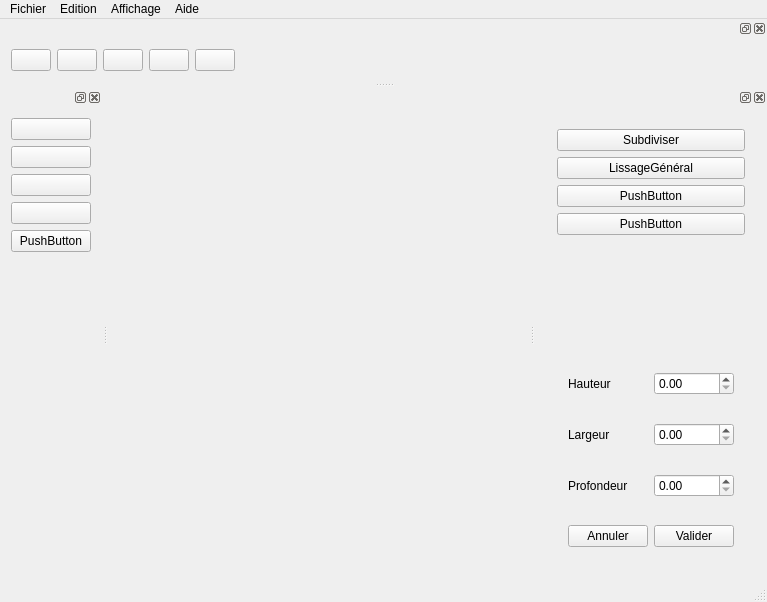
Qt form src/gui/mainWindow.ui (slvrgauthier/OpenSculpt) before a commit.
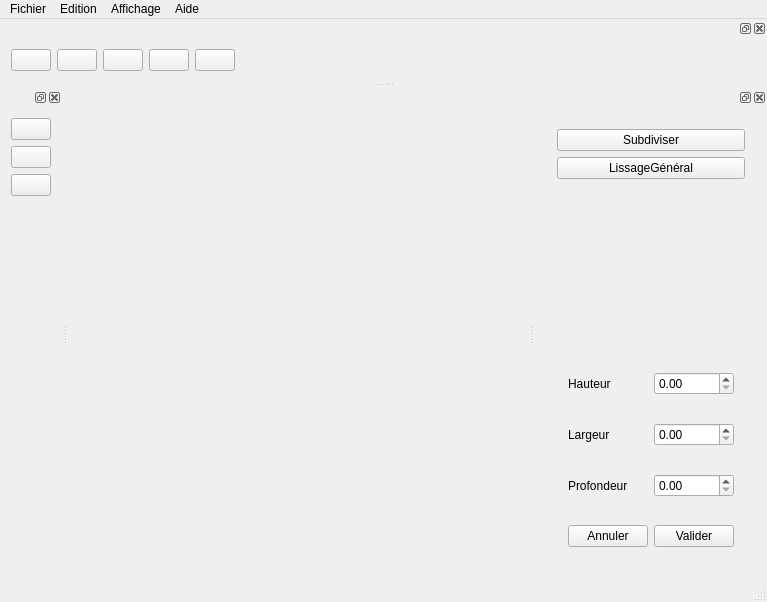
The same form after that commit. Icons and pictures are not drawn. Custom widgets are drawn as their Qt base class.

Commit message: Nettoyage de l'interface pour la réunion

```diff
--- a/src/gui/mainWindow.ui
+++ b/src/gui/mainWindow.ui
@@ -100,20 +100,6 @@
           </property>
          </widget>
         </item>
-        <item>
-         <widget class="QPushButton" name="pushButton_4">
-          <property name="text">
-           <string>PushButton</string>
-          </property>
-         </widget>
-        </item>
-        <item>
-         <widget class="QPushButton" name="pushButton_5">
-          <property name="text">
-           <string>PushButton</string>
-          </property>
-         </widget>
-        </item>
         <item>
          <spacer name="verticalSpacer">
           <property name="orientation">
@@ -244,20 +230,6 @@
        </property>
       </widget>
      </item>
-     <item>
-      <widget class="QPushButton" name="redo">
-       <property name="text">
-        <string/>
-       </property>
-       <property name="icon">
-        <iconset resource="../data/ressources.qrc">
-         <normaloff>:/icons/symbole-de-rotation-a-droite_318-9143.jpg</normaloff>:/icons/symbole-de-rotation-a-droite_318-9143.jpg</iconset>
-       </property>
-       <property name="checkable">
-        <bool>true</bool>
-       </property>
-      </widget>
-     </item>
      <item>
       <widget class="QPushButton" name="zoom">
        <property name="text">
@@ -272,13 +244,6 @@
        </property>
       </widget>
      </item>
-     <item>
-      <widget class="QPushButton" name="pushButton">
-       <property name="text">
-        <string>PushButton</string>
-       </property>
-      </widget>
-     </item>
      <item>
       <spacer name="verticalSpacer_2">
        <property name="orientation">
@@ -324,13 +289,16 @@
       </widget>
      </item>
      <item>
-      <widget class="QPushButton" name="rotate">
+      <widget class="QPushButton" name="redo">
        <property name="text">
         <string/>
        </property>
        <property name="icon">
         <iconset resource="../data/ressources.qrc">
-         <normaloff>:/icons/rotation.jpeg</normaloff>:/icons/rotation.jpeg</iconset>
+         <normaloff>:/icons/symbole-de-rotation-a-droite_318-9143.jpg</normaloff>:/icons/symbole-de-rotation-a-droite_318-9143.jpg</iconset>
+       </property>
+       <property name="checkable">
+        <bool>true</bool>
        </property>
       </widget>
      </item>
```
The commit also changes 2 other files.
